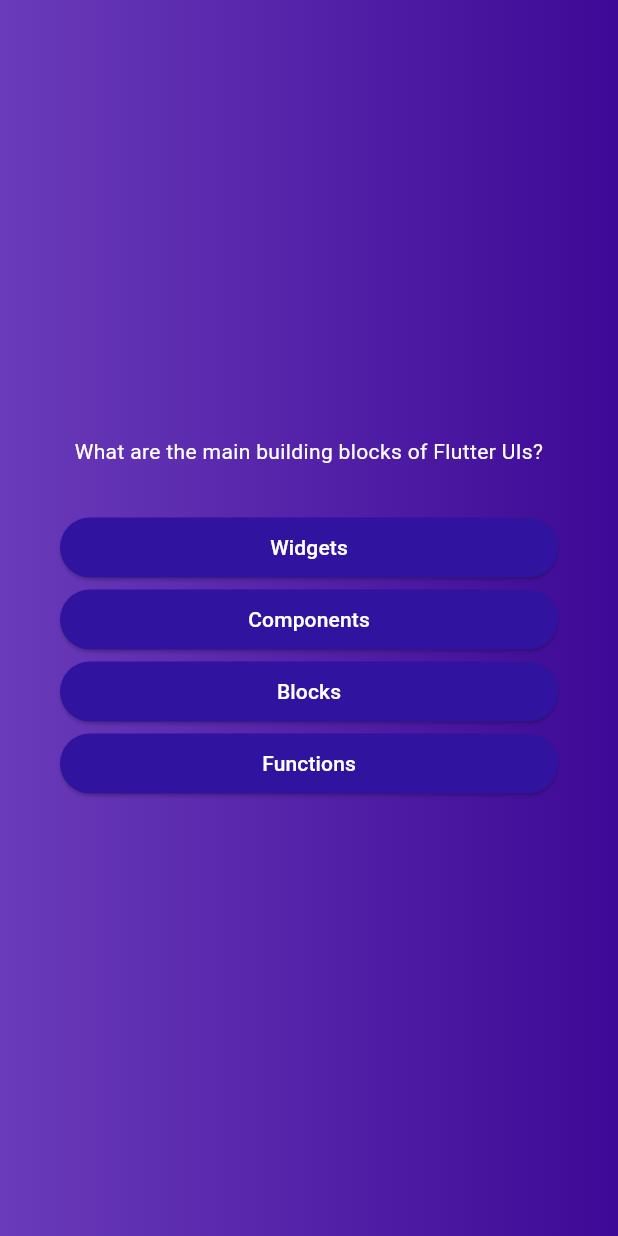
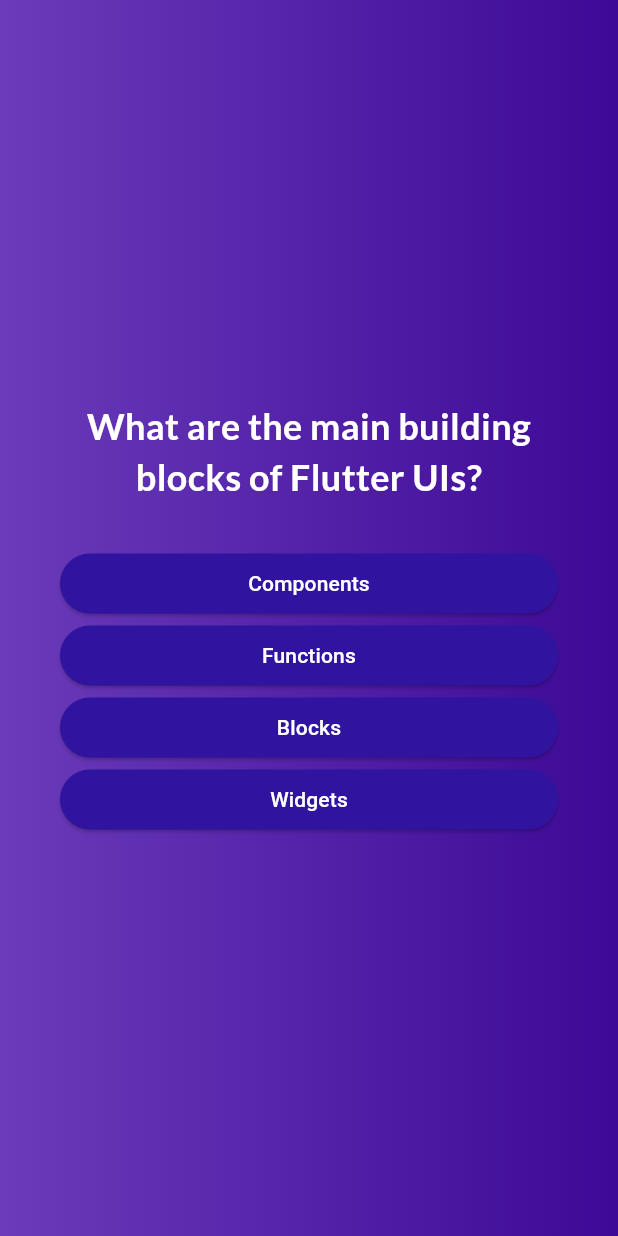
Before and after one commit to llsit/flutter-advance-foundation, a Flutter app: the screen it shows after launch, after a tap on "Start Quiz!", on a phone screen of 412 x 824 dp. Run offline on Flutter 3.47's test engine with Material 3 defaults, Android fonts, the phone set to English and light mode, and no system bars; our stand-ins replace google_fonts.

Commit message:
- Add Result screen

```diff
--- a/lib/answer_button.dart
+++ b/lib/answer_button.dart
@@ -20,7 +20,7 @@ class AnswerButton extends StatelessWidget {
         foregroundColor: Colors.white,
         shape: RoundedRectangleBorder(borderRadius: BorderRadius.circular(40)),
       ),
-      child: Text(answerText),
+      child: Text(answerText, textAlign: TextAlign.center),
     );
   }
 }
--- a/lib/models/quiz_question.dart
+++ b/lib/models/quiz_question.dart
@@ -1,6 +1,12 @@
 class QuizQuestion {
-  const QuizQuestion(this.text,this.answers);
+  const QuizQuestion(this.text, this.answers);
 
   final String text;
   final List<String> answers;
+
+  List<String> getShuffledAnswers() {
+    final shuffledList = List.of(answers);
+    shuffledList.shuffle();
+    return shuffledList;
+  }
 }
--- a/lib/question_screen.dart
+++ b/lib/question_screen.dart
@@ -1,9 +1,12 @@
 import 'package:flutter/material.dart';
+import 'package:google_fonts/google_fonts.dart';
 import 'package:flutter_project2/answer_button.dart';
 import 'package:flutter_project2/data/question.dart';
 
 class QuestionScreen extends StatefulWidget {
-  const QuestionScreen({super.key});
+  const QuestionScreen({super.key, required this.onSelectedAnswer});
+
+  final void Function(String answer) onSelectedAnswer;
 
   @override
   State<StatefulWidget> createState() {
@@ -12,6 +15,16 @@ class QuestionScreen extends StatefulWidget {
 }
 
 class _QuistionScreenState extends State<QuestionScreen> {
+  var currentQuestionIndex = 0;
+
+  void answerQuestion(String answer) {
+    widget.onSelectedAnswer(answer);
+
+    setState(() {
+      currentQuestionIndex++;
+    });
+  }
+
   @override
   Widget build(BuildContext context) {
     final currentQuestion = questions[0];
@@ -25,12 +38,21 @@ class _QuistionScreenState extends State<QuestionScreen> {
           children: [
             Text(
               currentQuestion.text,
-              style: const TextStyle(color: Colors.white),
+              style: GoogleFonts.lato(
+                color: Colors.white,
+                fontSize: 24,
+                fontWeight: FontWeight.bold,
+              ),
               textAlign: TextAlign.center,
             ),
             SizedBox(height: 30),
-            ...currentQuestion.answers.map((item) {
-              return AnswerButton(answerText: item, onTap: () {});
+            ...currentQuestion.getShuffledAnswers().map((item) {
+              return AnswerButton(
+                answerText: item,
+                onTap: () {
+                  answerQuestion(item);
+                },
+              );
             }),
           ],
         ),
--- a/lib/quiz.dart
+++ b/lib/quiz.dart
@@ -1,5 +1,7 @@
 import 'package:flutter/material.dart';
+import 'package:flutter_project2/data/question.dart';
 import 'package:flutter_project2/question_screen.dart';
+import 'package:flutter_project2/result_sreen.dart';
 import 'package:flutter_project2/start_screen.dart';
 
 class Quiz extends StatefulWidget {
@@ -12,22 +14,38 @@ class Quiz extends StatefulWidget {
 }
 
 class _QuizState extends State<Quiz> {
-  Widget? activeScreen;
-
-  @override
-  void initState() {
-    activeScreen = StartScreen(switchScreen);
-    super.initState();
-  }
+  List<String> selectedAnswers = [];
+  var activeScreen = 'start-screen';
 
   void switchScreen() {
     setState(() {
-      activeScreen = QuestionScreen();
+      activeScreen = 'question-screen';
     });
+  }
+
+  void chooseAnswer(String answer) {
+    selectedAnswers.add(answer);
+
+    if (selectedAnswers.length == questions.length) {
+      setState(() {
+        selectedAnswers = [];
+        activeScreen = 'results-screen';
+      });
+    }
   }
 
   @override
   Widget build(context) {
+    Widget screenWidget = StartScreen(switchScreen);
+
+    if (activeScreen == 'question-screen') {
+      screenWidget = QuestionScreen(onSelectedAnswer: chooseAnswer);
+    }
+
+    if (activeScreen == 'results-screen') {
+      screenWidget = const ResultScreen();
+    }
+
     return MaterialApp(
       home: Scaffold(
         body: Container(
@@ -39,7 +57,7 @@ class _QuizState extends State<Quiz> {
               ],
             ),
           ),
-          child: activeScreen,
+          child: screenWidget,
         ),
       ),
     );
--- a/lib/start_screen.dart
+++ b/lib/start_screen.dart
@@ -1,4 +1,5 @@
 import 'package:flutter/material.dart';
+import 'package:google_fonts/google_fonts.dart';
 
 class StartScreen extends StatelessWidget {
   const StartScreen(this.startQuiz, {super.key});
@@ -13,11 +14,12 @@ class StartScreen extends StatelessWidget {
         children: [
           Image.asset('assets/images/quiz-logo.png', width: 300),
           const SizedBox(height: 80),
-          const Text(
+          Text(
             "Learn Flutter the fun way",
-            style: TextStyle(
-              color: Color.fromARGB(98, 255, 255, 255),
+            style: GoogleFonts.lato(
+              color: const Color.fromARGB(255, 255, 203, 203),
               fontSize: 24,
+              fontWeight: FontWeight.bold,
             ),
           ),
           const SizedBox(height: 30),
--- a/pubspec.yaml
+++ b/pubspec.yaml
@@ -34,6 +34,7 @@ dependencies:
   # The following adds the Cupertino Icons font to your application.
   # Use with the CupertinoIcons class for iOS style icons.
   cupertino_icons: ^1.0.8
+  google_fonts: ^6.2.1
 
 dev_dependencies:
   flutter_test:
```
Also changed, not shown: lib/result_sreen.dart (added, +24 -0 lines), pubspec.lock, 1 other file.
